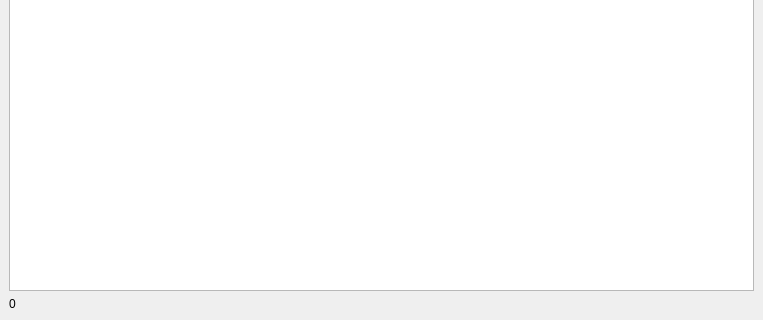
xsjames/Meter698-45Simulator, file UI_Meter698.ui: the form before one commit; both pictures show x 0 to 763 and y 234 to 554 of the 763 by 554 pixel window.
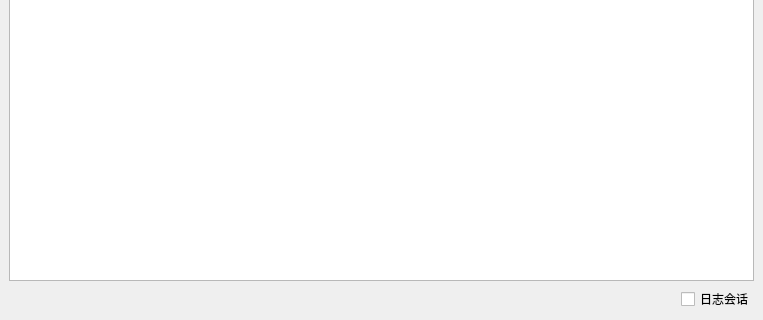
The form after the commit. Icons and pictures are not drawn.

Diff of the .ui file:
```diff
--- a/UI_Meter698.ui
+++ b/UI_Meter698.ui
@@ -207,11 +207,35 @@
               </widget>
           </item>
           <item>
+              <layout class="QHBoxLayout" name="horizontalLayout_6">
+                  <item>
               <widget class="QLabel" name="label_5">
                   <property name="text">
-                      <string>0</string>
-                  </property>
-              </widget>
+                              <string/>
+                          </property>
+                      </widget>
+                  </item>
+                  <item>
+                      <spacer name="horizontalSpacer_2">
+                          <property name="orientation">
+                              <enum>Qt::Horizontal</enum>
+                          </property>
+                          <property name="sizeHint" stdset="0">
+                              <size>
+                                  <width>40</width>
+                                  <height>20</height>
+                              </size>
+                          </property>
+                      </spacer>
+                  </item>
+                  <item>
+                      <widget class="QCheckBox" name="checkBox">
+                          <property name="text">
+                              <string>日志会话</string>
+                          </property>
+                      </widget>
+                  </item>
+              </layout>
           </item>
       </layout>
   </widget>
```
Lines whose indentation alone changed are shown as unchanged.
